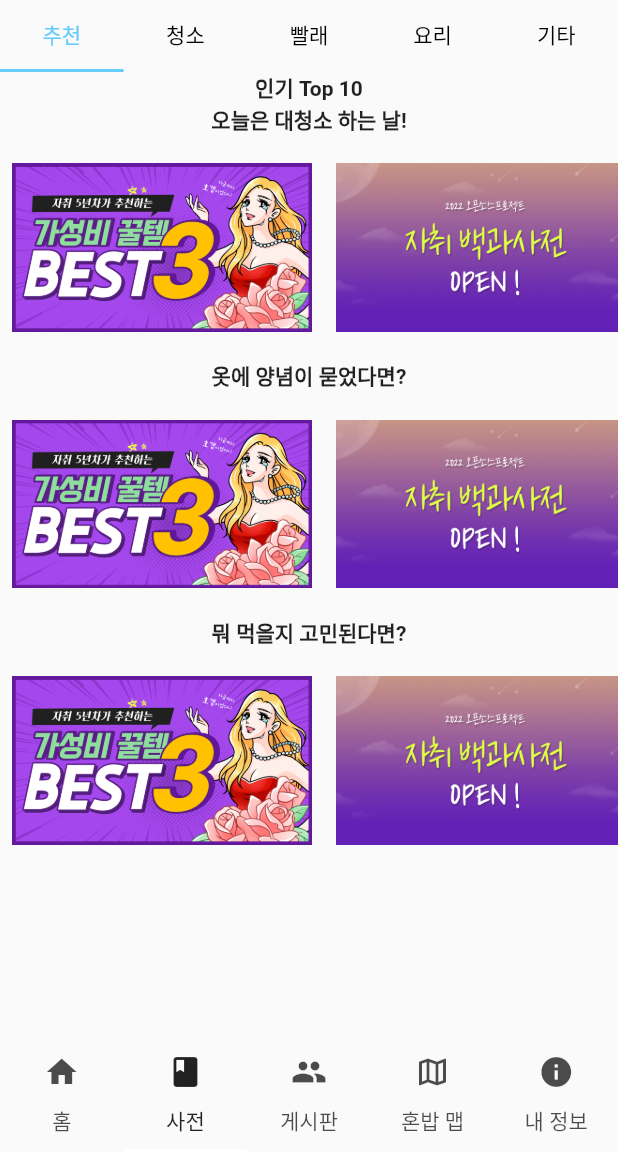
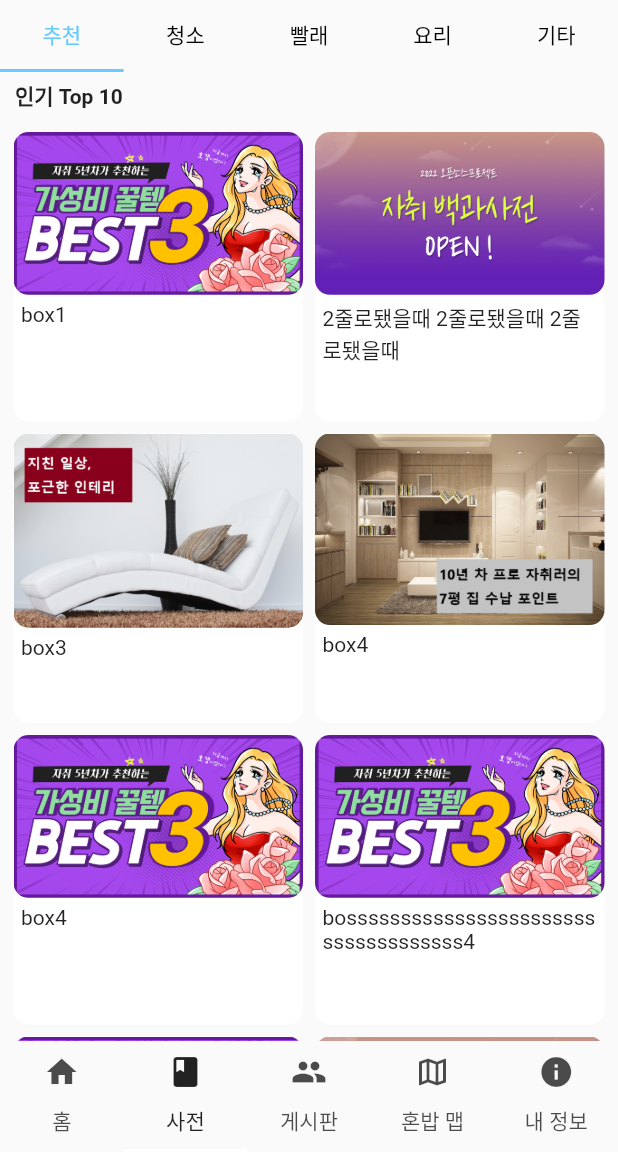
Before and after one commit to 2022-opensourse-mobile/a_living_dictionary, a Flutter app: the screen it shows after launch, item 2 of the bottom bar chosen, on a phone screen of 412 x 824 dp, the part 84-1236 px from its top. Run offline on Flutter 3.47's test engine with Material 2 defaults, Android fonts, the phone set to English and light mode, and no system bars; our stand-ins replace carousel_slider, cloud_firestore, firebase_core; accounts and stored records are empty.

Commit message:
11.11 DictionaryPage 수정2

```diff
--- a/lib/DictionaryPage.dart
+++ b/lib/DictionaryPage.dart
@@ -6,44 +6,45 @@ import 'ThemeColor.dart';
 
 ThemeColor themeColor = ThemeColor();
 
+
+// 기존 txtValue의 2번째 내용 수정
 List<String> txtValue = [
   'box1',
-  '2줄로됐을때 2줄로됐을때 2줄로됐을때 2줄로됐을때 2줄로됐을때 2줄로됐을때',
+  '2줄로됐을때 2줄로됐을때 2줄로됐을때',
   'box3',
   'box4',
   'box4',
   'bossssssssssssssssssssssssssssssssssss4'
 ];
+
 List<String> imgValue = [
   'assets/4.png', 'assets/3.png', 'assets/2.png', 'assets/1.png', 'assets/4.png', 'assets/4.png'
 ];
 
-class DictionaryPage extends StatelessWidget {
+class DictionaryPage extends StatefulWidget {
   const DictionaryPage({Key? key}) : super(key: key);
 
   @override
+  State<DictionaryPage> createState() => _DictionaryPageState();
+}
+
+class _DictionaryPageState extends State<DictionaryPage> with TickerProviderStateMixin {
+  late TabController _tabController;
+
+  @override
+  void initState() {
+    super.initState();
+    _tabController = new TabController(length: 5, vsync: this);
+  }
+
+  @override
   Widget build(BuildContext context) {
-
-    return Scaffold(
-      body:
-
-      Container(
-        child: Column(
+    return Column(
       crossAxisAlignment: CrossAxisAlignment.stretch,
       children: <Widget>[
-            DefaultTabController(
-              length: 5,
-              initialIndex: 0,
-              child:Column(
-                crossAxisAlignment: CrossAxisAlignment.stretch,
-                children: <Widget>[
-
-
-
-                  /* ---------------------------------------- 상단 탭 */
-
-                  Container(
-                    child: TabBar(
+        // 상단 탭
+        TabBar(
+          controller: _tabController,
           labelColor: themeColor.getColor(),
           indicatorColor: themeColor.getColor(),
           unselectedLabelColor: Colors.black,
@@ -55,113 +56,59 @@ class DictionaryPage extends StatelessWidget {
             Tab(text: "기타",),
           ],
         ),
-                  ),
-
-
-
-                  /* ---------------------------------------- 탭 내용 */
-                  Container(
-                    height: MediaQuery.of(context).size.height * 0.75,
-                    child:
-
-                    TabBarView(
-                      children: <Widget>[
-
-                        // postList(context), // 추천 탭
-                        recommand(context),
-                        slideList(context, '청소'),
-
-
-                        bestList(),
-
-
-                        postList(context),
-                        postList(context),
-                      ],
-                    ),
-
-                  ),
-
-
-
-
-
+        // 탭 내용
+        Expanded(
+          child: TabBarView(
+            controller: _tabController,
+            children: [
+              recommandPage(context),
+              otherPage(context, "청소"),
+              otherPage(context, "빨래"),
+              otherPage(context, "요리"),
+              postList(context, 10),
+              // otherPage(context, "기타"),
             ],
           ),
         )
       ],
-        ),
-      ),
     );
   }
-}
-
-
-
-// TODO: 위젯 만들기
-
-Widget bestList(){ // 인기 TOP 6
-  return Container(
-    child: GridView.builder(
-      padding: EdgeInsets.all(5),
-      itemCount: 6, //게시글 몇 개 출력할 건지
-      itemBuilder: (context, index){
-        return
-          Card(
-            shape: RoundedRectangleBorder(
-              borderRadius: BorderRadius.circular(10),
-            ),
-            elevation: 0,
-            color: Colors.white,
+  // 추천 탭 화면
+  Widget recommandPage(BuildContext context) {
+    return SingleChildScrollView(
       child: Column(
-              crossAxisAlignment: CrossAxisAlignment.start,
         children: [
-                ClipRRect(
-                  borderRadius: BorderRadius.circular(10.0),
-                  child: Image.asset(imgValue[index]),
-                ),
-                Padding(
-                  padding: EdgeInsets.all(5),
-                  child: Text(txtValue[index]),
-                ),
+          textBox(context, "인기 Top 10"),
+          postList(context, 10),
+          Divider(thickness: 0.5,),
+          slideList(context, "오늘은 대청소 하는 날!", 4),
+          slideList(context, "옷에 양념이 묻었다면?", 4),
+          slideList(context, "뭐 먹을지 고민된다면?", 4),
         ],
-            ),
-          );
-      },
-      gridDelegate: SliverGridDelegateWithFixedCrossAxisCount(
-        crossAxisCount: 2,
-        childAspectRatio: 2 / 1.8, // 가로 세로 비율
-      ),
       ),
     );
   }
 
-// TODO: 추천 탭
-Widget recommand(BuildContext context) {
+// 나머지 탭 화면
+  Widget otherPage(BuildContext context, String tab) {
     return SingleChildScrollView(
       child: Column(
         children: [
-          textBox(context, "인기 Top 10"),
-          // postList(context),
-          // top10(context),
-          // post(context, 10),
-          textBox(context, "오늘은 대청소 하는 날!"),
-          imageBox(context, 4),
-
-          textBox(context, "옷에 양념이 묻었다면?"),
-          imageBox(context, 4),
-
-          textBox(context, "뭐 먹을지 고민된다면?"),
-          imageBox(context, 4),
+          slideList(context, "관리자가 엄선한 $tab TIP", 6),
+          postList(context, 10),
         ],
       )
     );
   }
 
-Widget top10(BuildContext context) {
-  return GridView.builder(
+  // 글 리스트
+  Widget postList(BuildContext context, int i){
+    return Container(
+      child: GridView.builder(
+        physics: ScrollPhysics(),
+        shrinkWrap: true,
         padding: EdgeInsets.all(5),
-    itemCount: txtValue.length, //몇 개 출력할 건지
+        itemCount: i, //몇 개 출력할 건지
         itemBuilder: (context, index){
           return InkWell(
             onTap: () {
@@ -172,17 +119,16 @@ Widget top10(BuildContext context) {
                 borderRadius: BorderRadius.circular(10),
               ),
               elevation: 0,
-          //color: Colors.green,
               child: Column(
                 crossAxisAlignment: CrossAxisAlignment.start,
                 children: [
                   ClipRRect(
                     borderRadius: BorderRadius.circular(10.0),
-                child: Image.asset(imgValue[index]),
+                    child: Image.asset(imgValue[index % imgValue.length]),
                   ),
                   Padding(
                     padding: EdgeInsets.all(5),
-                child: Text(txtValue[index]),
+                    child: Text(txtValue[index % txtValue.length]),
                   ),
                 ],
               ),
@@ -191,110 +137,55 @@ Widget top10(BuildContext context) {
         },
         gridDelegate: SliverGridDelegateWithFixedCrossAxisCount(
           crossAxisCount: 2,
-      childAspectRatio: 2 / 1.8, // 가로 세로 비율
-    ),
-  );
-}
-
-Widget textBox(BuildContext context, String s) {
-  return Text(
-    s,
-    style: TextStyle(
-      fontWeight: FontWeight.bold,
-    ),
-  );
-}
-
-Widget imageBox(BuildContext context, int i) {
-  return SizedBox(
-    height: 150,
-    child: ListView.builder(
-        itemCount: i,
-        scrollDirection: Axis.horizontal,
-        itemBuilder: (context, index) => Container(
-          height: 100,
-          width: 200,
-          margin: EdgeInsets.all(8.0),
-          child: Center(
-            child: Image.asset(imgValue[index % imgValue.length]),
-          ),
-        )
-    ),
-  );
-}
-// TODO: 위젯 만들기
-Widget postList(BuildContext context){
-  return Container(
-    child: GridView.builder(
-      padding: EdgeInsets.all(5),
-      itemCount: txtValue.length, //몇 개 출력할 건지
-      itemBuilder: (context, index){
-        return InkWell(
-          onTap: () {
-            Navigator.push(context, MaterialPageRoute(builder: (context) => Temp(context)));
-          },
-          child: Card(
-            shape: RoundedRectangleBorder(
-              borderRadius: BorderRadius.circular(10),
-            ),
-            elevation: 0,
-            //color: Colors.green,
-            child: Column(
-              crossAxisAlignment: CrossAxisAlignment.start,
-              children: [
-                ClipRRect(
-                  borderRadius: BorderRadius.circular(10.0),
-                  child: Image.asset(imgValue[index]),
-                ),
-                Padding(
-                  padding: EdgeInsets.all(5),
-                  child: Text(txtValue[index]),
-                ),
-              ],
-            ),
-          ),
-        );
-      },
-      gridDelegate: SliverGridDelegateWithFixedCrossAxisCount(
-        crossAxisCount: 2,
-        childAspectRatio: 2 / 1.8, // 가로 세로 비율
+          childAspectRatio: 1 / 1, // 가로 세로 비율
         ),
       ),
     );
   }
 
+  // 클릭 시, 다른 페이지 이동
   Widget Temp(BuildContext context) {
     return Scaffold(
-    appBar: AppBar(
-
-    ),
+      appBar: AppBar(),
       body: Text("확인용 페이지"),
     );
   }
 
-
-Widget slideList(BuildContext context, String text){ // 상단 가로 스크롤
+  // 텍스트 출력 + 가로 스크롤 리스트 출력
+  Widget slideList(BuildContext context, String text, int i){ // 상단 가로 스크롤
     return Column(
       children: [
-      Row(children: [
-        Padding(
-          padding: EdgeInsets.fromLTRB(10,5,10,5),
-          child: Text("관리자가 엄선한 $text TIP", style: TextStyle(fontWeight: FontWeight.bold),),),
-      ],),
-
-      SingleChildScrollView(
-          scrollDirection: Axis.horizontal,
-          padding: EdgeInsets.all(5),
-          child: Row(
-            children: List.generate(5, (index) => slideView(index)),
-          ),
-      ),
-
+        textBox(context, text),
+        slide(context, i),
+        Divider(thickness: 0.5,),
       ],
     );
   }
 
-Widget slideView(int index){ // 상단 가로 스크롤 게시글 출력
+  // 텍스트 출력
+  Widget textBox(BuildContext context, String str) {
+    return Row(
+      children: [
+        Padding(
+            padding: EdgeInsets.fromLTRB(10,5,10,5),
+            child: Text(str, style: TextStyle(fontWeight: FontWeight.bold))
+        ),],
+    );
+  }
+
+  // 가로 스크롤 리스트
+  Widget slide(BuildContext context, int i){ // 상단 가로 스크롤
+    return SingleChildScrollView(
+      scrollDirection: Axis.horizontal,
+      padding: EdgeInsets.all(5),
+      child: Row(
+        children: List.generate(i, (index) => slideView(index)),
+      ),
+    );
+  }
+
+  // 가로 스크롤 개별 게시글
+  Widget slideView(int index){
     return Container(
       margin: EdgeInsets.symmetric(horizontal: 2),
       width: 220,
@@ -321,3 +212,4 @@ Widget slideView(int index){ // 상단 가로 스크롤 게시글 출력
       ),
     );
   }
+}
```
Lines whose indentation alone changed are shown as unchanged.
